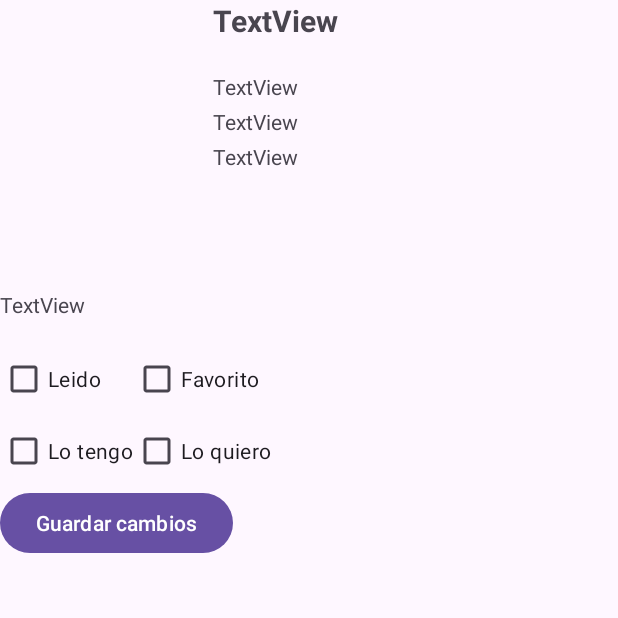
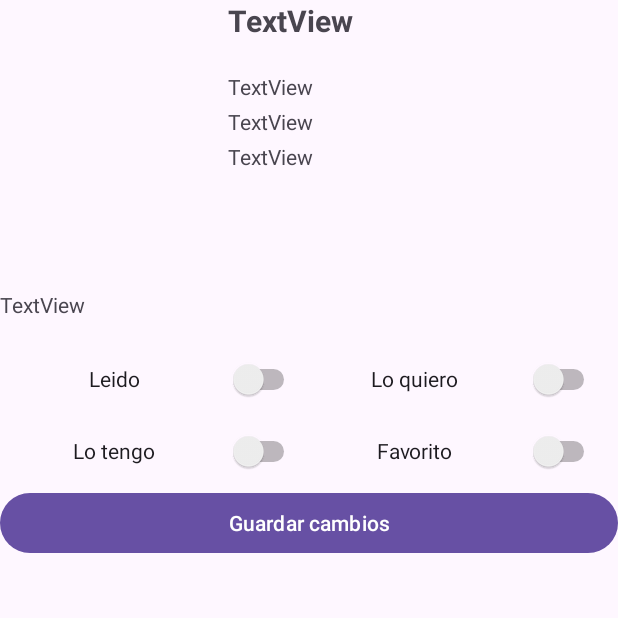
Before and after one commit to vgomezdiaz1/BibliaPP, an Android app: the InformacionLibroActivity screen opened directly, with no data from a screen before it, on a phone screen of 412 x 824 dp, the top half of it. Run offline under Robolectric (Android 15) with nearby library versions, the phone set to English and light mode, and no system bars; 12 statements that could not run were skipped.

Commit message:
Actualizamos la informacion de los libros

```diff
--- a/app/src/main/java/com/example/biblio/InformacionLibroActivity.java
+++ b/app/src/main/java/com/example/biblio/InformacionLibroActivity.java
@@ -1,9 +1,14 @@
 package com.example.biblio;
 
 import androidx.appcompat.app.AppCompatActivity;
+import androidx.lifecycle.Lifecycle;
+import androidx.lifecycle.LifecycleObserver;
+import androidx.lifecycle.OnLifecycleEvent;
 import androidx.recyclerview.widget.LinearLayoutManager;
 import androidx.recyclerview.widget.RecyclerView;
 
+import android.annotation.SuppressLint;
+import android.content.ContentValues;
 import android.content.Intent;
 import android.database.Cursor;
 import android.database.sqlite.SQLiteDatabase;
@@ -11,7 +16,9 @@ import android.os.Bundle;
 import android.view.View;
 import android.widget.CheckBox;
 import android.widget.ImageView;
+import android.widget.Switch;
 import android.widget.TextView;
+import android.widget.Toast;
 
 import com.example.biblio.clases.Autor;
 import com.example.biblio.clases.Libro;
@@ -22,14 +29,16 @@ import com.example.biblio.peticiones.PeticionActualizarLibro;
 
 import java.util.ArrayList;
 
-public class InformacionLibroActivity extends AppCompatActivity {
+public class InformacionLibroActivity extends AppCompatActivity implements LifecycleObserver {
 
     String id = null;
     Usuario usuario = null;
-    CheckBox en_posesion = null;
-    CheckBox deseado = null;
-    CheckBox leido = null;
-    CheckBox favorito = null;
+    Libro libro = null;
+    Switch en_posesion;
+    Switch deseado = null;
+    Switch leido = null;
+    Switch favorito = null;
+
     @Override
     protected void onCreate(Bundle savedInstanceState) {
         super.onCreate(savedInstanceState);
@@ -37,17 +46,17 @@ public class InformacionLibroActivity extends AppCompatActivity {
         Intent i = getIntent();
         id = i.getStringExtra("libro");
         usuario = informacionUsuario();
-        Libro libro = informacionLibro(id);
+        libro = informacionLibro(id);
         TextView textTitulo = findViewById(R.id.textInfoLibroTitulo);
         TextView textAutor = findViewById(R.id.textInfoLibroAutor);
         TextView textHojas = findViewById(R.id.textInfoLibroHojas);
         TextView textTematicas = findViewById(R.id.textInfoLibroTematicas);
         TextView textSinopsis = findViewById(R.id.textInfoLibroSinopsis);
         ImageView foto = findViewById(R.id.imageInformacionLibrosImagen);
-        CheckBox en_posesion = findViewById(R.id.checkBoxen_posesion);
-        CheckBox deseado = findViewById(R.id.checkBoxdeseado);
-        CheckBox leido = findViewById(R.id.checkBoxleido);
-        CheckBox favorito = findViewById(R.id.checkBoxfavorito);
+        this.en_posesion = findViewById(R.id.switchen_posesion);
+        this.deseado = findViewById(R.id.switchdeseado);
+        this.leido = findViewById(R.id.switchLeido);
+        this.favorito = findViewById(R.id.switchfavorito);
         DownloadImageTask u1 = new DownloadImageTask(foto);
         u1.execute(libro.getUrl());
         textTitulo.setText(libro.getTitulo());
@@ -59,6 +68,11 @@ public class InformacionLibroActivity extends AppCompatActivity {
         deseado.setChecked(libro.isDeseado());
         leido.setChecked(libro.isLeido());
         favorito.setChecked(libro.isFavorito());
+    }
+
+    @OnLifecycleEvent(Lifecycle.Event.ON_PAUSE)
+    public void releaseCamera() {
+        finish();
     }
 
     static boolean trueOrFalse(int n){
@@ -92,12 +106,12 @@ public class InformacionLibroActivity extends AppCompatActivity {
         int id_autor = 0;
         while (cursor.moveToNext()) {
             libro = new Libro(cursor.getInt(0), cursor.getString(1), cursor.getString(2),
-                    cursor.getString(3), cursor.getInt(4), cursor.getString(5));
-            libro.setEn_posesion(trueOrFalse(cursor.getInt(6)));
-            libro.setDeseado(trueOrFalse(cursor.getInt(7)));
-            libro.setLeido(trueOrFalse(cursor.getInt(8)));
-            libro.setFavorito(trueOrFalse(cursor.getInt(9)));
-            id_autor = cursor.getInt(10);
+                    cursor.getString(3), cursor.getInt(4), cursor.getInt(5), cursor.getString(6));
+            libro.setEn_posesion(trueOrFalse(cursor.getInt(7)));
+            libro.setDeseado(trueOrFalse(cursor.getInt(8)));
+            libro.setLeido(trueOrFalse(cursor.getInt(9)));
+            libro.setFavorito(trueOrFalse(cursor.getInt(10)));
+            id_autor = cursor.getInt(11);
         }
         cursor = myDB.rawQuery("select * from autor where id = " + id_autor,null);
         while(cursor.moveToNext()){
@@ -116,10 +130,25 @@ public class InformacionLibroActivity extends AppCompatActivity {
         return libro;
     }
 
-    public void confirmarCambios(View v){
-        UsuarioLibro ul = new UsuarioLibro(Integer.parseInt(this.id), this.usuario.getId(),
-                en_posesion.isChecked(),deseado.isChecked(),leido.isChecked(),favorito.isChecked());
-        PeticionActualizarLibro p1 = new PeticionActualizarLibro(ul);
+    public void confirmarCambios(View v) {
+        UsuarioLibro ul = new UsuarioLibro(this.usuario, this.libro,
+                this.en_posesion.isChecked(), this.deseado.isChecked(),
+                this.leido.isChecked(), this.favorito.isChecked());
+        String completado = "";
+        PeticionActualizarLibro p1 = new PeticionActualizarLibro(ul, completado);
         p1.start();
+        try {
+            p1.join();
+            ContentValues cv = new ContentValues();
+            cv.put("en_posesion", this.en_posesion.isChecked());
+            cv.put("deseado", this.deseado.isChecked());
+            cv.put("leido", this.leido.isChecked());
+            cv.put("favorito", this.favorito.isChecked());
+            SQLiteDatabase myDB = openOrCreateDatabase(getResources().getString(R.string.db), MODE_PRIVATE, null);
+            int c = myDB.update("libro", cv, "id = ? ", new String[]{this.libro.getId() + ""});
+            System.out.println(c);
+        } catch (Exception e) {
+            Toast.makeText(this, "No se ha podido actualizar la informacion", Toast.LENGTH_SHORT).show();
+        }
     }
 }
--- a/app/src/main/java/com/example/biblio/MainActivity.java
+++ b/app/src/main/java/com/example/biblio/MainActivity.java
@@ -53,6 +53,7 @@ public class MainActivity extends AppCompatActivity {
                         "titulo VARCHAR(50), " +
                         "sinopsis TEXT, " +
                         "hojas int, " +
+                        "id_portada int, " +
                         "url varchar(100), " +
                         "en_posesion INTEGER DEFAULT 0, " +
                         "deseado INTEGER DEFAULT 0, " +
@@ -127,6 +128,7 @@ public class MainActivity extends AppCompatActivity {
             i.putExtra("contrasenya", u.getContrasenya());
             i.putExtra("iniciado",false);
             startActivity(i);
+            finish();
         }
     }
 
--- a/app/src/main/java/com/example/biblio/peticiones/PeticionLibros.java
+++ b/app/src/main/java/com/example/biblio/peticiones/PeticionLibros.java
@@ -55,6 +55,7 @@ public class PeticionLibros extends Thread{
                     l.setIsbn(jr.nextString());
                     l.setSinopsis(jr.nextString());
                     l.setTitulo(jr.nextString());
+                    l.setId_portada(jr.nextInt());
                     l.setUrl(jr.nextString());
                     int idAutor = jr.nextInt();
                     String nombreAutor = jr.nextString();
--- a/app/src/main/res/layout/activity_informacion_libro.xml
+++ b/app/src/main/res/layout/activity_informacion_libro.xml
@@ -41,6 +41,7 @@
                             android:id="@+id/textInfoLibroTitulo"
                             android:layout_width="match_parent"
                             android:layout_height="46dp"
+                            android:paddingHorizontal="10dp"
                             android:text="TextView"
                             android:textSize="20sp"
                             android:textStyle="bold" />
@@ -50,18 +51,21 @@
                             android:layout_width="match_parent"
                             android:layout_height="23dp"
                             android:layout_marginTop="2dp"
+                            android:paddingHorizontal="10dp"
                             android:text="TextView" />
 
                         <TextView
                             android:id="@+id/textInfoLibroHojas"
                             android:layout_width="match_parent"
                             android:layout_height="23dp"
+                            android:paddingHorizontal="10dp"
                             android:text="TextView" />
 
                         <TextView
                             android:id="@+id/textInfoLibroTematicas"
                             android:layout_width="match_parent"
                             android:layout_height="97dp"
+                            android:paddingHorizontal="10dp"
                             android:text="TextView" />
                     </LinearLayout>
                 </LinearLayout>
@@ -80,20 +84,23 @@
 
                     <LinearLayout
                         android:layout_width="wrap_content"
-                        android:layout_height="match_parent"
+                        android:layout_height="wrap_content"
+                        android:layout_gravity="center|center_horizontal"
+                        android:gravity="center|center_horizontal"
                         android:orientation="vertical">
 
-                        <CheckBox
-                            android:id="@+id/checkBoxleido"
-                            android:layout_width="wrap_content"
-                            android:layout_height="wrap_content"
+                        <Switch
+                            android:id="@+id/switchLeido"
+                            android:layout_width="match_parent"
+                            android:layout_height="48dp"
+                            android:gravity="center|clip_vertical"
                             android:text="@string/InformacionLibrosleido" />
 
-                        <CheckBox
-                            android:id="@+id/checkBoxen_posesion"
-                            android:layout_width="wrap_content"
+                        <Switch
+                            android:id="@+id/switchen_posesion"
+                            android:layout_width="200dp"
                             android:layout_height="48dp"
-                            android:layout_marginBottom="4dp"
+                            android:gravity="center|clip_vertical"
                             android:text="@string/InformacionLibrosen_posesion" />
 
                     </LinearLayout>
@@ -101,29 +108,33 @@
                     <LinearLayout
                         android:layout_width="wrap_content"
                         android:layout_height="wrap_content"
+                        android:layout_gravity="center|center_horizontal"
+                        android:gravity="center|center_horizontal"
                         android:orientation="vertical">
 
-                        <CheckBox
-                            android:id="@+id/checkBoxfavorito"
-                            android:layout_width="wrap_content"
-                            android:layout_height="wrap_content"
-                            android:layout_marginEnd="52dp"
+                        <Switch
+                            android:id="@+id/switchdeseado"
+                            android:layout_width="match_parent"
+                            android:layout_height="48dp"
+                            android:gravity="center|clip_vertical"
+                            android:text="@string/InformacionLibrosdeseado" />
+
+                        <Switch
+                            android:id="@+id/switchfavorito"
+                            android:layout_width="200dp"
+                            android:layout_height="48dp"
+                            android:gravity="center|clip_vertical"
                             android:text="@string/InformacionLibrosfavorito" />
 
-                        <CheckBox
-                            android:id="@+id/checkBoxdeseado"
-                            android:layout_width="wrap_content"
-                            android:layout_height="wrap_content"
-                            android:layout_marginEnd="52dp"
-                            android:text="@string/InformacionLibrosdeseado" />
                     </LinearLayout>
 
                 </LinearLayout>
 
                 <Button
                     android:id="@+id/button"
-                    android:layout_width="wrap_content"
+                    android:layout_width="match_parent"
                     android:layout_height="wrap_content"
+                    android:onClick="confirmarCambios"
                     android:text="@string/InformacionLibrosBotonGuardarCambios" />
 
             </LinearLayout>
--- a/app/src/main/res/values/strings.xml
+++ b/app/src/main/res/values/strings.xml
@@ -1,6 +1,6 @@
 <resources>
     <string name="app_name">BibliAPP</string>
-    <string name="db">bbdd1.db</string>
+    <string name="db">bbdd2.db</string>
     <string name="MainStart">Bienvenido a BibliAPP</string>
     <string name="MainUsuario">Usuario</string>
     <string name="MainIntroduccionUsuario">Introduce e-mail</string>
```
Also changed, not shown: app/src/main/java/com/example/biblio/ListadoLibrosActivity.java (+10 -8 lines), app/src/main/java/com/example/biblio/clases/Libro.java (+28 -19 lines), app/src/main/java/com/example/biblio/clases/Usuario.java (+8 -0 lines), app/src/main/java/com/example/biblio/clases/UsuarioLibro.java (+20 -21 lines), app/src/main/java/com/example/biblio/peticiones/PeticionActualizarLibro.java (+14 -14 lines), app/src/main/java/com/example/biblio/peticiones/PeticionNuevoLibro.java (+1 -8 lines).
